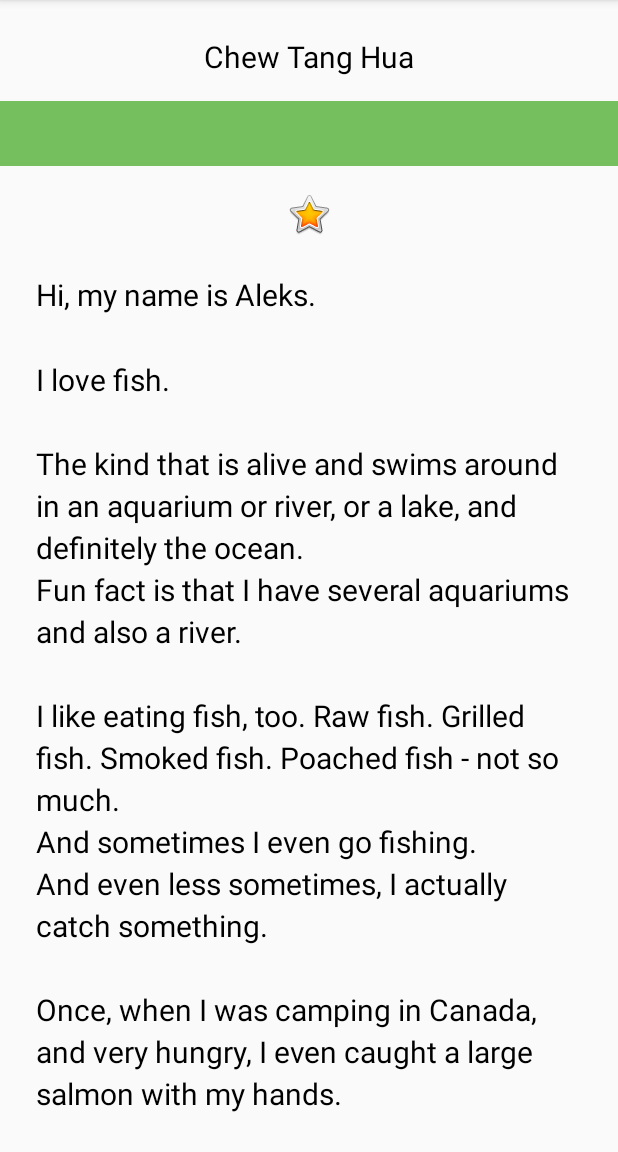
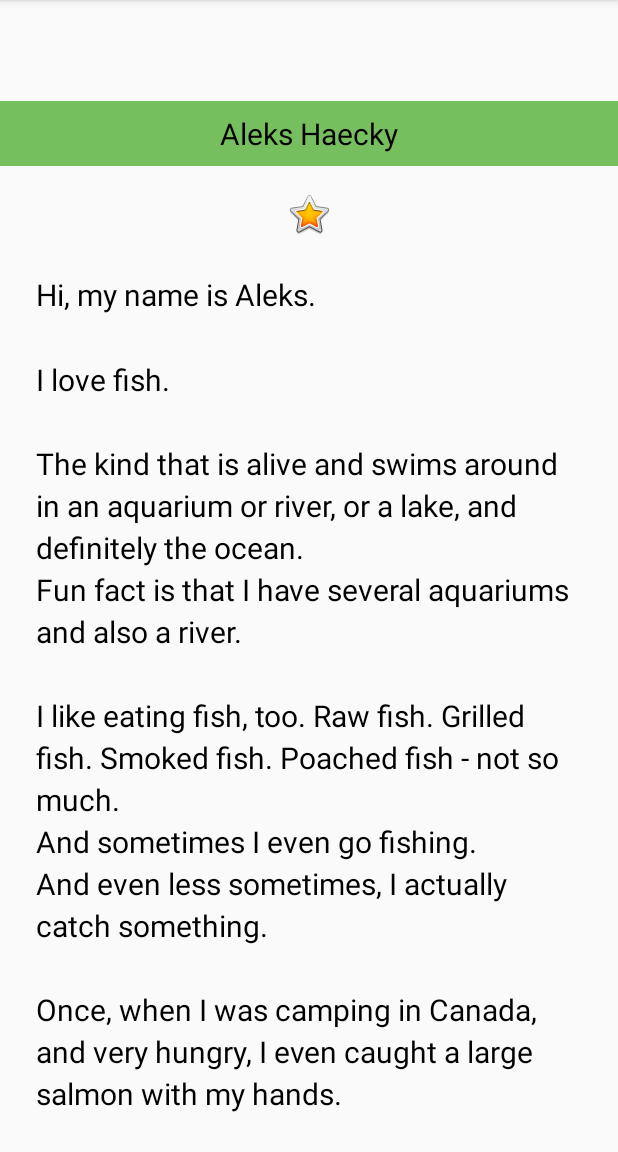
Before and after one commit to ChewTangHua/2.4-Data-binding-basics., an Android app: the screen it shows after launch (MainActivity), after a tap on "DONE", on a phone screen of 412 x 824 dp, the part 84-1236 px from its top. Run offline under Robolectric (Android 15) with nearby library versions, the phone set to English and light mode, and no system bars; our stand-ins replace data binding; Roboto replaces fonts that are not available here.

```diff
--- a/app/build.gradle
+++ b/app/build.gradle
@@ -21,6 +21,10 @@ android {
             proguardFiles getDefaultProguardFile('proguard-android-optimize.txt'), 'proguard-rules.pro'
         }
     }
+
+    dataBinding {
+        enabled = true
+    }
 }
 
 dependencies {
--- a/app/src/main/java/com/example/aboutme/MainActivity.kt
+++ b/app/src/main/java/com/example/aboutme/MainActivity.kt
@@ -8,14 +8,22 @@ import android.view.inputmethod.InputMethodManager
 import android.widget.Button
 import android.widget.EditText
 import android.widget.TextView
+import androidx.databinding.DataBindingUtil
+import com.example.aboutme.databinding.ActivityMainBinding
 
 class MainActivity : AppCompatActivity() {
 
+    private lateinit var binding: ActivityMainBinding
+
+    private val myName: MyName = MyName("Aleks Haecky")
+
     override fun onCreate(savedInstanceState: Bundle?) {
         super.onCreate(savedInstanceState)
-        setContentView(R.layout.activity_main)
+        binding = DataBindingUtil.setContentView(this, R.layout.activity_main)
 
-        findViewById<Button>(R.id.done_button).setOnClickListener {
+        binding.myName = myName
+
+        binding.doneButton.setOnClickListener {
             addNickname(it)
         }
 
@@ -25,19 +33,21 @@ class MainActivity : AppCompatActivity() {
     }
 
     private fun addNickname(view: View) {
-        val editText = findViewById<EditText>(R.id.nickname_edit)
-        val nicknameTextView = findViewById<TextView>(R.id.nickname_text)
 
-        nicknameTextView.text = editText.text
-        editText.visibility = View.GONE
-        view.visibility = View.GONE
-        nicknameTextView.visibility = View.VISIBLE
+        binding.apply {
+            myName?.nickname = nicknameEdit.text.toString()
+            invalidateAll()
+            nicknameEdit.visibility = View.GONE
+            doneButton.visibility = View.GONE
+            nicknameText.visibility = View.VISIBLE
+        }
 
-        val inputMethodManager = getSystemService(Context.INPUT_METHOD_SERVICE) as InputMethodManager
+        val inputMethodManager =
+            getSystemService(Context.INPUT_METHOD_SERVICE) as InputMethodManager
         inputMethodManager.hideSoftInputFromWindow(view.windowToken, 0)
     }
 
-    private fun updateNickname (view: View) {
+    private fun updateNickname(view: View) {
         val editText = findViewById<EditText>(R.id.nickname_edit)
         val doneButton = findViewById<Button>(R.id.done_button)
 
--- /dev/null
+++ b/app/src/main/java/com/example/aboutme/MyName.kt
@@ -0,0 +1,3 @@
+package com.example.aboutme
+
+data class MyName(var name: String = "", var nickname: String = "")
--- a/app/src/main/res/layout/activity_main.xml
+++ b/app/src/main/res/layout/activity_main.xml
@@ -1,6 +1,14 @@
 <?xml version="1.0" encoding="utf-8"?>
-<LinearLayout xmlns:android="http://schemas.android.com/apk/res/android"
-    xmlns:app="http://schemas.android.com/apk/res-auto"
+<layout xmlns:android="http://schemas.android.com/apk/res/android"
+    xmlns:app="http://schemas.android.com/apk/res-auto">
+
+    <data>
+        <variable
+            name="myName"
+            type="com.example.aboutme.MyName" />
+    </data>
+
+    <LinearLayout
         xmlns:tools="http://schemas.android.com/tools"
         android:layout_width="match_parent"
         android:layout_height="match_parent"
@@ -13,7 +21,7 @@
             android:layout_width="match_parent"
             android:layout_height="wrap_content"
             android:layout_marginTop="@dimen/layout_margin"
-        android:text="@string/name"
+            android:text="@={myName.nickname}"
             android:textAlignment="center" />
 
         <EditText
@@ -21,10 +29,12 @@
             style="@style/NameStyle"
             android:layout_width="match_parent"
             android:layout_height="wrap_content"
+            android:autofillHints="@string/what_is_your_nickname"
             android:ems="10"
             android:hint="@string/what_is_your_nickname"
             android:inputType="textPersonName"
             android:textAlignment="center" />
+
 
         <Button
             android:id="@+id/done_button"
@@ -41,10 +51,10 @@
             style="@style/NameStyle"
             android:layout_width="match_parent"
             android:layout_height="wrap_content"
-        android:text=""
-        android:textAlignment="center"
             android:background="@color/colorAccent"
             android:paddingBottom="@dimen/small_padding"
+            android:text="@={myName.name}"
+            android:textAlignment="center"
             android:visibility="gone" />
 
         <ImageView
@@ -71,5 +81,5 @@
                 android:paddingEnd="@dimen/small_padding"
                 android:text="@string/bio" />
         </ScrollView>
-
     </LinearLayout>
+</layout>
```
Lines whose indentation alone changed are shown as unchanged.
